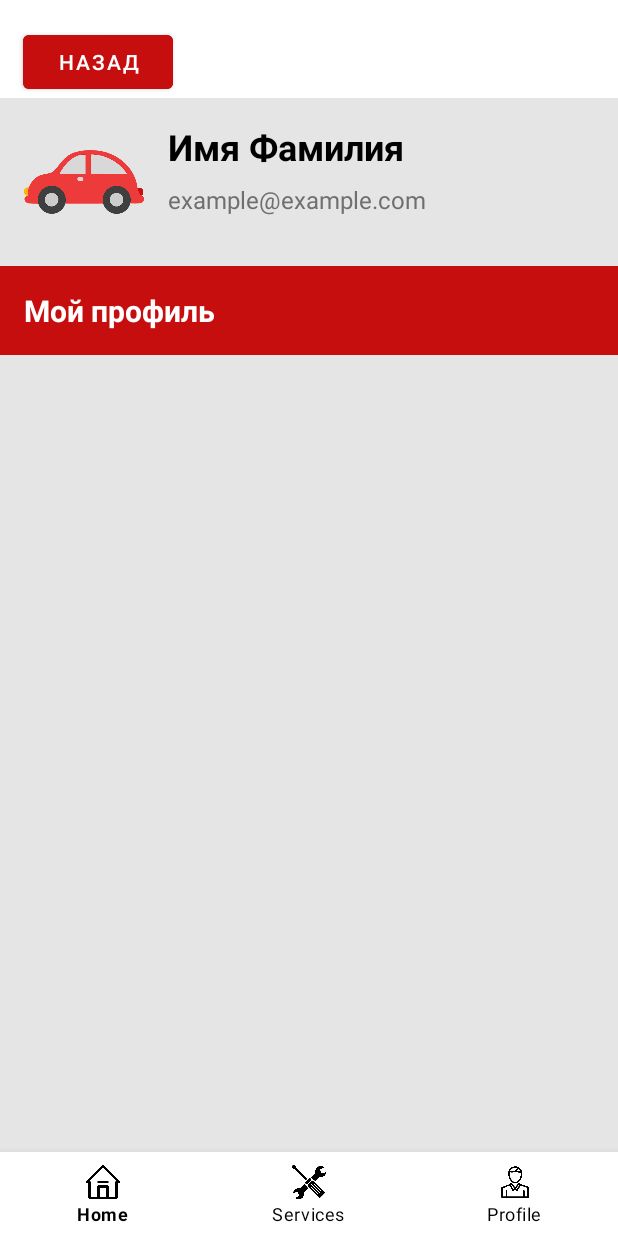
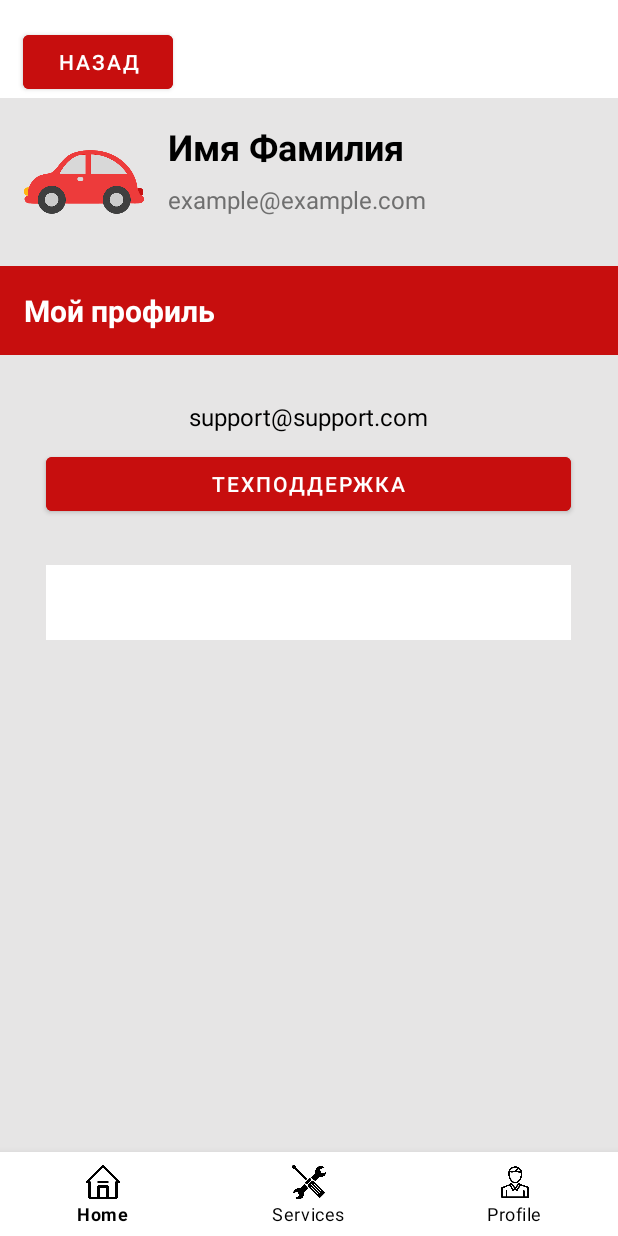
Before and after one commit to veluxaV/Android_Practice5, an Android app: the fragment_profile screen opened through its navigation route, on a phone screen of 412 x 824 dp. Run offline under Robolectric (Android 15) with nearby library versions, the phone set to English and light mode, and no system bars; our stand-ins replace Room's generated code, navigation-ui.

```diff
--- a/app/src/main/java/com/example/pr55/UI/fragment/fragment_profile.java
+++ b/app/src/main/java/com/example/pr55/UI/fragment/fragment_profile.java
@@ -1,12 +1,18 @@
 package com.example.pr55.UI.fragment;
 
+import android.content.ActivityNotFoundException;
+import android.content.Intent;
 import android.os.Bundle;
 
 import androidx.fragment.app.Fragment;
+import androidx.navigation.Navigation;
 
 import android.view.LayoutInflater;
 import android.view.View;
 import android.view.ViewGroup;
+import android.widget.Button;
+import android.widget.TextView;
+import android.widget.Toast;
 
 import com.example.pr55.R;
 
@@ -20,6 +26,10 @@ public class fragment_profile extends Fragment {
     // TODO: Rename and change types of parameters
     private String mParam1;
     private String mParam2;
+    private Button backButton;
+    private Button supportButton;
+    private TextView supportTextView;
+    private TextView problemTextView;
 
     public fragment_profile() {
         // Required empty public constructor
@@ -56,6 +66,55 @@ public class fragment_profile extends Fragment {
     public View onCreateView(LayoutInflater inflater, ViewGroup container,
                              Bundle savedInstanceState) {
         // Inflate the layout for this fragment
-        return inflater.inflate(R.layout.fragment_profile, container, false);
+        View v = inflater.inflate(R.layout.fragment_profile, container, false);
+
+        backButton = (Button) v.findViewById(R.id.GoBackButton);
+        supportButton = (Button) v.findViewById(R.id.support_button);
+        supportTextView = (TextView) v.findViewById(R.id.support_textView);
+        problemTextView = (TextView) v.findViewById(R.id.problem_textView);
+        backButton.setOnClickListener(new View.OnClickListener() {
+            @Override
+            public void onClick(View view) {
+
+                if (savedInstanceState == null) {
+                    Navigation.findNavController(view).navigate(R.id.action_fragment_profile_to_firstScreen);
+                }
+            }
+        });
+        supportButton.setOnClickListener(new View.OnClickListener() {
+            @Override
+            public void onClick(View view) {
+
+
+                String emailAddress = supportTextView.getText().toString();
+                String subject = "Тема письма";
+                String body = "Текст письма";
+                sendEmail(emailAddress, subject, body);
+
+                if (savedInstanceState == null) {
+
+                }
+            }
+        });
+
+
+
+        return v;
     }
+    private void sendEmail(String emailAddress, String subject, String body) {
+        Intent emailIntent = new Intent(Intent.ACTION_SEND);
+        emailIntent.setType("message/rfc822");
+        emailIntent.putExtra(Intent.EXTRA_EMAIL, new String[]{emailAddress});
+        emailIntent.putExtra(Intent.EXTRA_SUBJECT, subject);
+        emailIntent.putExtra(Intent.EXTRA_TEXT, body);
+
+        try {
+            startActivity(Intent.createChooser(emailIntent, "Отправка письма..."));
+        } catch (ActivityNotFoundException ex) {
+            Toast.makeText(getContext(), "Нет приложения для отправки письма.",
+                    Toast.LENGTH_SHORT).show();
+        }
+    }
+
+
 }
--- a/app/src/main/java/com/example/pr55/UI/viewModel/ServiceViewModel.java
+++ b/app/src/main/java/com/example/pr55/UI/viewModel/ServiceViewModel.java
@@ -30,7 +30,8 @@ public class ServiceViewModel extends AndroidViewModel {
         //allServices.postValue
     }
 
-    public void insert(ServiceModel service) { mRepository.insert(new ServiceEntity(service.getId(), service.getName(), service.getPrice())); }
+    public void insert(ServiceModel service) { mRepository.insert
+            (new ServiceEntity(service.getId(), service.getName(), service.getPrice())); }
 
 
 }
--- a/app/src/main/res/layout/fragment_first_screen.xml
+++ b/app/src/main/res/layout/fragment_first_screen.xml
@@ -87,7 +87,7 @@
         android:layout_centerInParent="true"
         android:layout_marginTop="10dp"
         android:backgroundTint="@color/red"
-        android:text="Карта лояльности" />
+        android:text="Личный кабинет" />
     <EditText
         android:id="@+id/service_editText"
         android:layout_width="350dp"
--- a/app/src/main/res/layout/fragment_profile.xml
+++ b/app/src/main/res/layout/fragment_profile.xml
@@ -87,9 +87,47 @@
                 android:textSize="20sp"
                 android:textStyle="bold" />
 
+
             <!-- Другие элементы содержимого профиля -->
 
         </LinearLayout>
+
+        <TextView
+            android:id="@+id/support_textView"
+            android:layout_width="350dp"
+            android:layout_height="wrap_content"
+            android:layout_centerInParent="true"
+            android:layout_gravity="center"
+            android:layout_marginTop="30dp"
+            android:backgroundTint="@color/red"
+            android:gravity="center"
+            android:text="support@support.com"
+            android:textColor="@color/black"
+            android:textSize="16sp" />
+
+        <Button
+            android:id="@+id/support_button"
+            android:layout_width="350dp"
+            android:layout_height="wrap_content"
+            android:layout_centerInParent="true"
+            android:layout_gravity="center"
+            android:layout_marginTop="10dp"
+            android:backgroundTint="@color/red"
+            android:text="Техподдержка" />
+
+        <TextView
+            android:id="@+id/problem_textView"
+            android:layout_width="350dp"
+            android:layout_height="50dp"
+            android:layout_centerInParent="true"
+            android:layout_gravity="center"
+            android:layout_marginTop="30dp"
+            android:background="@color/white"
+            android:backgroundTint="@color/white"
+            android:gravity="center"
+            android:text=""
+            android:textColor="@color/black"
+            android:textSize="16sp" />
     </LinearLayout>
 
 
```
Also changed, not shown: app/src/main/AndroidManifest.xml (+8 -1 lines), app/src/main/java/com/example/pr55/UI/fragment/FirstScreen.java (+5 -9 lines).
